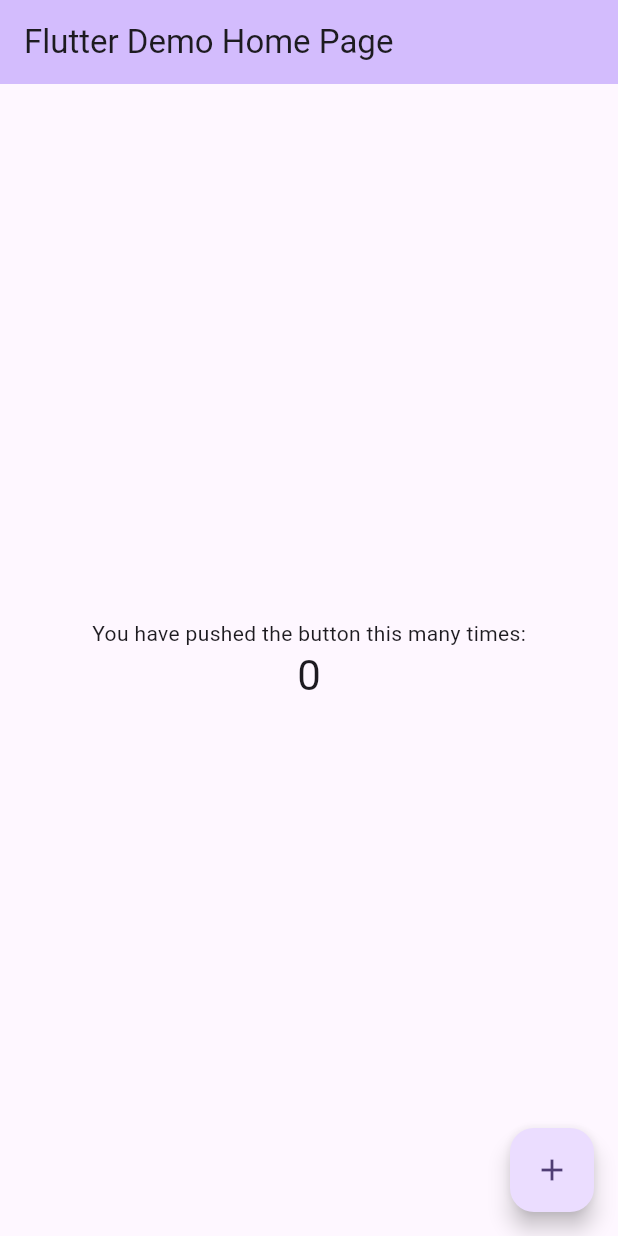
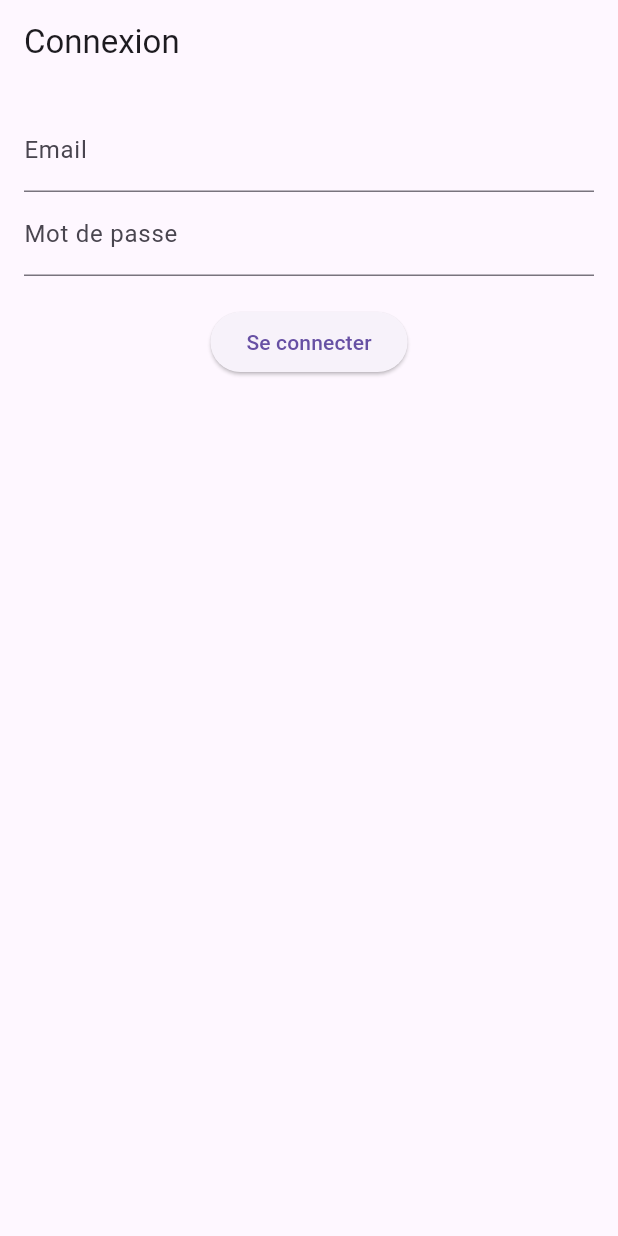
Before and after one commit to ORiVS/lemaillot_mobile, a Flutter app: the screen it shows after launch, on a phone screen of 412 x 824 dp. Run offline on Flutter 3.47's test engine with Material 3 defaults, Android fonts, the light colour scheme and no system bars; our stand-ins replace dio, flutter_dotenv, flutter_riverpod.

Commit message:
feat(auth): setup project structure and implement basic login

```diff
--- a/lib/main.dart
+++ b/lib/main.dart
@@ -1,122 +1,28 @@
 import 'package:flutter/material.dart';
+import 'package:flutter_riverpod/flutter_riverpod.dart';
+import 'package:flutter_dotenv/flutter_dotenv.dart';
 
-void main() {
-  runApp(const MyApp());
+import 'screens/login_screen.dart';
+import 'screens/home_screen.dart';
+
+void main() async {
+  WidgetsFlutterBinding.ensureInitialized();
+  await dotenv.load(fileName: ".env");
+  runApp(const ProviderScope(child: LeMaillotApp()));
 }
 
-class MyApp extends StatelessWidget {
-  const MyApp({super.key});
+class LeMaillotApp extends StatelessWidget {
+  const LeMaillotApp({super.key});
 
-  // This widget is the root of your application.
   @override
   Widget build(BuildContext context) {
     return MaterialApp(
-      title: 'Flutter Demo',
+      debugShowCheckedModeBanner: false,
+      title: 'LeMaillot',
       theme: ThemeData(
-        // This is the theme of your application.
-        //
-        // TRY THIS: Try running your application with "flutter run". You'll see
-        // the application has a purple toolbar. Then, without quitting the app,
-        // try changing the seedColor in the colorScheme below to Colors.green
-        // and then invoke "hot reload" (save your changes or press the "hot
-        // reload" button in a Flutter-supported IDE, or press "r" if you used
-        // the command line to start the app).
-        //
-        // Notice that the counter didn't reset back to zero; the application
-        // state is not lost during the reload. To reset the state, use hot
-        // restart instead.
-        //
-        // This works for code too, not just values: Most code changes can be
-        // tested with just a hot reload.
-        colorScheme: ColorScheme.fromSeed(seedColor: Colors.deepPurple),
+        primarySwatch: Colors.blue,
       ),
-      home: const MyHomePage(title: 'Flutter Demo Home Page'),
+      home: const LoginScreen(),
     );
   }
 }
-
-class MyHomePage extends StatefulWidget {
-  const MyHomePage({super.key, required this.title});
-
-  // This widget is the home page of your application. It is stateful, meaning
-  // that it has a State object (defined below) that contains fields that affect
-  // how it looks.
-
-  // This class is the configuration for the state. It holds the values (in this
-  // case the title) provided by the parent (in this case the App widget) and
-  // used by the build method of the State. Fields in a Widget subclass are
-  // always marked "final".
-
-  final String title;
-
-  @override
-  State<MyHomePage> createState() => _MyHomePageState();
-}
-
-class _MyHomePageState extends State<MyHomePage> {
-  int _counter = 0;
-
-  void _incrementCounter() {
-    setState(() {
-      // This call to setState tells the Flutter framework that something has
-      // changed in this State, which causes it to rerun the build method below
-      // so that the display can reflect the updated values. If we changed
-      // _counter without calling setState(), then the build method would not be
-      // called again, and so nothing would appear to happen.
-      _counter++;
-    });
-  }
-
-  @override
-  Widget build(BuildContext context) {
-    // This method is rerun every time setState is called, for instance as done
-    // by the _incrementCounter method above.
-    //
-    // The Flutter framework has been optimized to make rerunning build methods
-    // fast, so that you can just rebuild anything that needs updating rather
-    // than having to individually change instances of widgets.
-    return Scaffold(
-      appBar: AppBar(
-        // TRY THIS: Try changing the color here to a specific color (to
-        // Colors.amber, perhaps?) and trigger a hot reload to see the AppBar
-        // change color while the other colors stay the same.
-        backgroundColor: Theme.of(context).colorScheme.inversePrimary,
-        // Here we take the value from the MyHomePage object that was created by
-        // the App.build method, and use it to set our appbar title.
-        title: Text(widget.title),
-      ),
-      body: Center(
-        // Center is a layout widget. It takes a single child and positions it
-        // in the middle of the parent.
-        child: Column(
-          // Column is also a layout widget. It takes a list of children and
-          // arranges them vertically. By default, it sizes itself to fit its
-          // children horizontally, and tries to be as tall as its parent.
-          //
-          // Column has various properties to control how it sizes itself and
-          // how it positions its children. Here we use mainAxisAlignment to
-          // center the children vertically; the main axis here is the vertical
-          // axis because Columns are vertical (the cross axis would be
-          // horizontal).
-          //
-          // TRY THIS: Invoke "debug painting" (choose the "Toggle Debug Paint"
-          // action in the IDE, or press "p" in the console), to see the
-          // wireframe for each widget.
-          mainAxisAlignment: MainAxisAlignment.center,
-          children: <Widget>[
-            const Text('You have pushed the button this many times:'),
-            Text(
-              '$_counter',
-              style: Theme.of(context).textTheme.headlineMedium,
-            ),
-          ],
-        ),
-      ),
-      floatingActionButton: FloatingActionButton(
-        onPressed: _incrementCounter,
-        tooltip: 'Increment',
-        child: const Icon(Icons.add),
-      ), // This trailing comma makes auto-formatting nicer for build methods.
-    );
-  }
-}
--- /dev/null
+++ b/lib/screens/login_screen.dart
@@ -0,0 +1,50 @@
+import 'package:flutter/material.dart';
+import 'package:flutter_riverpod/flutter_riverpod.dart';
+import '../providers/auth_provider.dart';
+
+class LoginScreen extends ConsumerWidget {
+  const LoginScreen({super.key});
+
+  @override
+  Widget build(BuildContext context, WidgetRef ref) {
+    final authState = ref.watch(authProvider);
+    final authNotifier = ref.read(authProvider.notifier);
+
+    final emailController = TextEditingController();
+    final passwordController = TextEditingController();
+
+    return Scaffold(
+      appBar: AppBar(title: const Text('Connexion')),
+      body: Padding(
+        padding: const EdgeInsets.all(16.0),
+        child: Column(
+          children: [
+            TextField(
+              controller: emailController,
+              decoration: const InputDecoration(labelText: 'Email'),
+            ),
+            TextField(
+              controller: passwordController,
+              decoration: const InputDecoration(labelText: 'Mot de passe'),
+              obscureText: true,
+            ),
+            const SizedBox(height: 20),
+            ElevatedButton(
+              onPressed: () {
+                authNotifier.login(
+                  emailController.text,
+                  passwordController.text,
+                );
+              },
+              child: const Text('Se connecter'),
+            ),
+            if (authState.error != null)
+              Text(authState.error!, style: const TextStyle(color: Colors.red)),
+            if (authState.isAuthenticated)
+              const Text('Connecté avec succès !'),
+          ],
+        ),
+      ),
+    );
+  }
+}
--- a/pubspec.yaml
+++ b/pubspec.yaml
@@ -31,9 +31,14 @@ dependencies:
   flutter:
     sdk: flutter
 
+
   # The following adds the Cupertino Icons font to your application.
   # Use with the CupertinoIcons class for iOS style icons.
   cupertino_icons: ^1.0.8
+  flutter_riverpod: ^2.6.1
+  dio: ^5.8.0+1
+  provider: ^6.1.5
+  flutter_dotenv: ^5.2.1
 
 dev_dependencies:
   flutter_test:
```
Also changed, not shown: lib/providers/auth_provider.dart (added, +56 -0 lines), lib/services/api_service.dart (added, +32 -0 lines), lib/models/order.dart (added), lib/models/product.dart (added), lib/models/user.dart (added), lib/providers/product_provider.dart (added), lib/screens/cart_screen.dart (added), lib/screens/home_screen.dart (added), lib/screens/product_detail_screen.dart (added), lib/screens/register_screen.dart (added), pubspec.lock, 2 other files.
